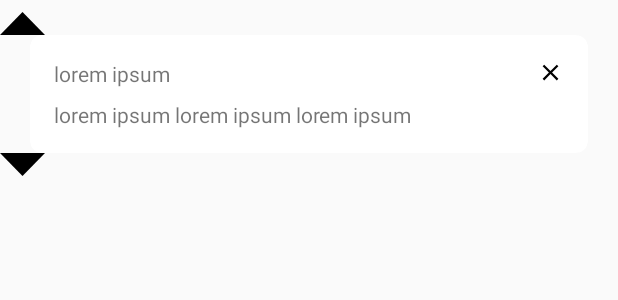
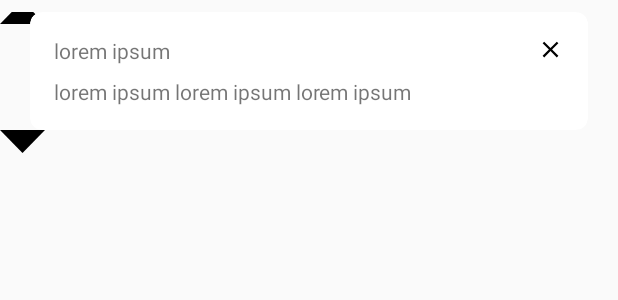
Before and after one commit to bilgehankalkan/showcase, an Android app: the layout layout_tooltip.xml on its own in the app's theme, with its tools: preview values and no code run, on a phone screen of 412 x 824 dp. Shown: the top 300 px of the screen. Run offline under Robolectric (Android 15) with nearby library versions, the phone set to English and light mode, and no system bars.

```diff
--- a/library/src/main/java/com/trendyol/showcase/ui/tooltip/TooltipViewState.kt
+++ b/library/src/main/java/com/trendyol/showcase/ui/tooltip/TooltipViewState.kt
@@ -21,7 +21,8 @@ data class TooltipViewState(
     val titleTextSize: Float,
     val descriptionTextSize: Float,
     val textPosition: TextPosition,
-    val imageUrl: String
+    val imageUrl: String,
+    val showCustomContent: Boolean
 ) {
 
     fun getImageViewVisibility(): Int = if (imageUrl.isEmpty()) View.GONE else View.VISIBLE
@@ -47,4 +48,6 @@ data class TooltipViewState(
     fun getBottomArrowVisibility() = if (arrowPosition == ArrowPosition.DOWN) View.VISIBLE else View.GONE
 
     fun getCloseButtonVisibility() = if (showCloseButton) View.VISIBLE else View.GONE
+
+    fun isContentVisible(): Int = if (showCustomContent) View.GONE else View.VISIBLE
 }
--- a/library/src/main/java/com/trendyol/showcase/util/ViewExtensions.kt
+++ b/library/src/main/java/com/trendyol/showcase/util/ViewExtensions.kt
@@ -4,7 +4,8 @@ import android.content.ContextWrapper
 import android.view.View
 import com.trendyol.showcase.ui.showcase.ShowcaseActivity
 
-internal fun View.statusBarHeight() = -resources.getDimensionPixelSize(resources.getIdentifier("status_bar_height", "dimen", "android"))
+internal fun View.statusBarHeight() =
+    -resources.getDimensionPixelSize(resources.getIdentifier("status_bar_height", "dimen", "android"))
 
 internal fun View.getShowcaseActivity(): ShowcaseActivity? {
     var mContext = context
--- a/library/src/main/res/layout/layout_showcase.xml
+++ b/library/src/main/res/layout/layout_showcase.xml
@@ -19,6 +19,7 @@
         android:layout_height="match_parent">
 
         <com.trendyol.showcase.ui.tooltip.TooltipView
+            android:id="@+id/tooltipView"
             android:layout_width="match_parent"
             android:layout_height="wrap_content"
             app:layout_constraintBottom_toBottomOf="parent"
--- a/library/src/main/res/layout/layout_tooltip.xml
+++ b/library/src/main/res/layout/layout_tooltip.xml
@@ -23,7 +23,7 @@
             android:layout_width="wrap_content"
             android:layout_height="wrap_content"
             android:visibility="@{tooltipViewState.getTopArrowVisibility()}"
-            app:layout_constraintBottom_toTopOf="@id/card_content"
+            app:layout_constraintBottom_toTopOf="@id/layoutContents"
             app:layout_constraintStart_toStartOf="parent"
             app:layout_constraintTop_toTopOf="parent"
             app:layout_constraintVertical_chainStyle="packed"
@@ -33,6 +33,11 @@
             bind:drawableRes="@{tooltipViewState.topArrowResource}"
             tools:srcCompat="@drawable/ic_showcase_arrow_up" />
 
+        <FrameLayout
+            android:id="@+id/layoutContents"
+            android:layout_width="match_parent"
+            android:layout_height="wrap_content">
+
             <androidx.cardview.widget.CardView
                 android:id="@+id/card_content"
                 android:layout_width="match_parent"
@@ -41,6 +46,7 @@
                 android:layout_marginEnd="@dimen/showcase_margin_20dp"
                 app:cardCornerRadius="@dimen/showcase_card_radius"
                 app:cardElevation="0dp"
+                android:visibility="@{tooltipViewState.contentVisible}"
                 app:layout_constraintBottom_toTopOf="@id/imageViewBottomArrow"
                 app:layout_constraintEnd_toEndOf="parent"
                 app:layout_constraintStart_toStartOf="parent"
@@ -116,10 +122,9 @@
                         bind:isVisible="@{tooltipViewState.descriptionVisibility}"
                         bind:textSizeInSP="@{tooltipViewState.descriptionTextSize}"
                         tools:text="lorem ipsum lorem ipsum lorem ipsum" />
-
                 </androidx.constraintlayout.widget.ConstraintLayout>
-
             </androidx.cardview.widget.CardView>
+        </FrameLayout>
 
         <androidx.appcompat.widget.AppCompatImageView
             android:id="@+id/imageViewBottomArrow"
@@ -128,13 +133,11 @@
             android:visibility="@{tooltipViewState.getBottomArrowVisibility()}"
             app:layout_constraintBottom_toBottomOf="parent"
             app:layout_constraintStart_toStartOf="parent"
-            app:layout_constraintTop_toBottomOf="@id/card_content"
+            app:layout_constraintTop_toBottomOf="@id/layoutContents"
             app:tint="@{tooltipViewState.backgroundColor}"
             bind:arrowHorizontalPosition="@{tooltipViewState.arrowMargin}"
             bind:arrowPercentage="@{tooltipViewState.arrowPercentage}"
             bind:drawableRes="@{tooltipViewState.bottomArrowResource}"
             tools:srcCompat="@drawable/ic_showcase_arrow_down" />
-
     </androidx.constraintlayout.widget.ConstraintLayout>
-
 </layout>
```
Also changed, not shown: library/src/main/java/com/trendyol/showcase/showcase/ShowcaseManager.kt (+7 -1 lines), library/src/main/java/com/trendyol/showcase/showcase/ShowcaseModel.kt (+5 -2 lines), library/src/main/java/com/trendyol/showcase/ui/showcase/ShowcaseView.kt (+15 -2 lines), library/src/main/java/com/trendyol/showcase/ui/tooltip/TooltipView.kt (+16 -3 lines), sample/src/main/java/com/trendyol/sample/MainActivity.java (+13 -2 lines), sample/src/main/res/layout/activity_main.xml (+9 -0 lines), sample/src/main/res/layout/view_custom_content.xml (added, +30 -0 lines), 2 other files. Lines whose indentation alone changed are shown as unchanged.
